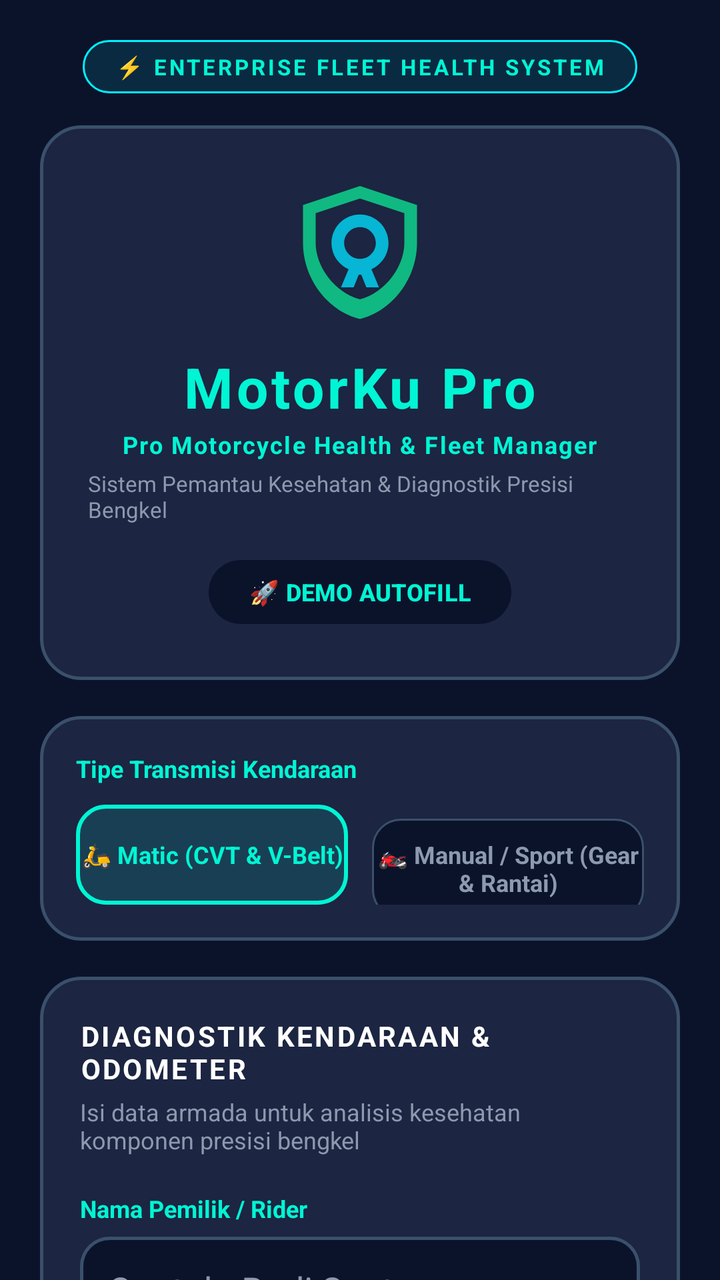
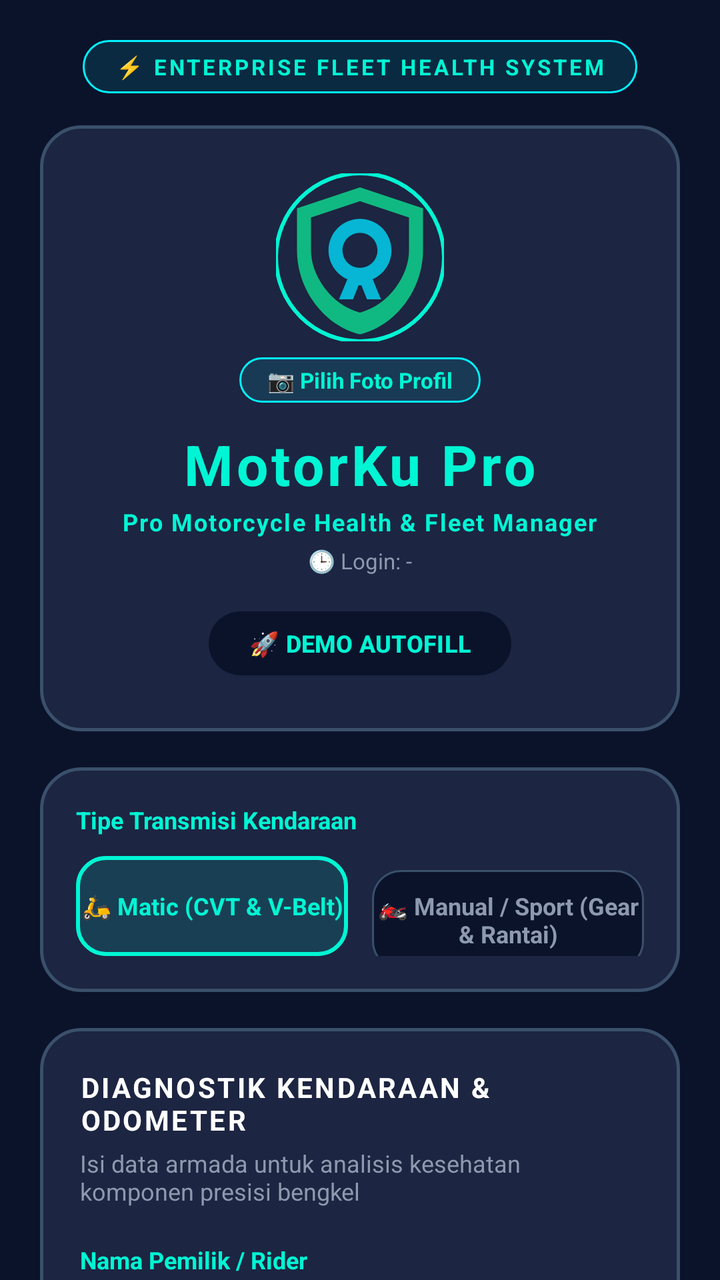

An Android layout rendered at two revisions. The XML below is the earlier revision; the diff shows what the commit changed to produce the second picture.
<!-- AndroidManifest.xml: application theme Theme.LifecycleDemo -->
<!-- res/layout/activity_main.xml -->
<?xml version="1.0" encoding="utf-8"?>
<ScrollView xmlns:android="http://schemas.android.com/apk/res/android"
    xmlns:app="http://schemas.android.com/apk/res-auto"
    android:layout_width="match_parent"
    android:layout_height="match_parent"
    android:background="@color/bg_main"
    android:fillViewport="true"
    android:overScrollMode="never"
    android:scrollbars="none">

    <LinearLayout
        android:layout_width="match_parent"
        android:layout_height="wrap_content"
        android:orientation="vertical"
        android:padding="20dp"
        android:paddingBottom="40dp"
        android:gravity="center_horizontal">

        
        <TextView
            android:layout_width="wrap_content"
            android:layout_height="wrap_content"
            android:text="@string/lbl_hud_tag"
            android:textColor="@color/accent_cyan"
            android:textSize="11sp"
            android:textStyle="bold"
            android:letterSpacing="0.12"
            android:background="@drawable/bg_pill_cyan"
            android:paddingHorizontal="16dp"
            android:paddingVertical="6dp"
            android:layout_marginBottom="16dp"/>

        
        <LinearLayout
            android:layout_width="match_parent"
            android:layout_height="wrap_content"
            android:orientation="vertical"
            android:background="@drawable/bg_hud_card"
            android:padding="24dp"
            android:gravity="center"
            android:layout_marginBottom="18dp">

            <ImageView
                android:layout_width="76dp"
                android:layout_height="76dp"
                android:src="@drawable/ic_motorku_logo"
                android:contentDescription="@string/cd_logo"
                android:layout_marginBottom="12dp"/>

            <TextView
                android:layout_width="wrap_content"
                android:layout_height="wrap_content"
                android:text="@string/app_name"
                android:textColor="@color/accent_cyan"
                android:textSize="28sp"
                android:textStyle="bold"
                android:letterSpacing="0.06"
                android:layout_marginBottom="2dp"/>

            <TextView
                android:layout_width="wrap_content"
                android:layout_height="wrap_content"
                android:text="@string/app_tagline"
                android:textColor="@color/accent_cyan"
                android:textSize="12sp"
                android:textStyle="bold"
                android:letterSpacing="0.06"
                android:layout_marginBottom="4dp"/>

            <TextView
                android:layout_width="wrap_content"
                android:layout_height="wrap_content"
                android:text="@string/app_subtitle"
                android:textColor="@color/text_muted"
                android:textSize="11sp"
                android:layout_marginBottom="14dp"/>

            
            <Button
                android:id="@+id/btnDemo"
                android:layout_width="wrap_content"
                android:layout_height="40dp"
                android:text="@string/btn_demo"
                android:textColor="@color/accent_cyan"
                android:textSize="12sp"
                android:textStyle="bold"
                app:backgroundTint="@color/input_bg"
                android:paddingHorizontal="20dp"/>
        </LinearLayout>

        
        <LinearLayout
            android:layout_width="match_parent"
            android:layout_height="wrap_content"
            android:orientation="vertical"
            android:background="@drawable/bg_hud_card"
            android:padding="18dp"
            android:layout_marginBottom="18dp">

            <TextView
                android:layout_width="wrap_content"
                android:layout_height="wrap_content"
                android:text="@string/lbl_transmisi"
                android:textColor="@color/accent_cyan"
                android:textSize="12sp"
                android:textStyle="bold"
                android:layout_marginBottom="10dp"/>

            <LinearLayout
                android:layout_width="match_parent"
                android:layout_height="wrap_content"
                android:orientation="horizontal">

                <TextView
                    android:id="@+id/btnTypeMatic"
                    android:layout_width="0dp"
                    android:layout_height="50dp"
                    android:layout_weight="1"
                    android:layout_marginEnd="6dp"
                    android:background="@drawable/bg_chip_selected"
                    android:gravity="center"
                    android:text="@string/type_matic"
                    android:textColor="@color/accent_cyan"
                    android:textSize="12sp"
                    android:textStyle="bold"
                    android:clickable="true"
                    android:focusable="true"/>

                <TextView
                    android:id="@+id/btnTypeManual"
                    android:layout_width="0dp"
                    android:layout_height="50dp"
                    android:layout_weight="1"
                    android:layout_marginStart="6dp"
                    android:background="@drawable/bg_chip_unselected"
                    android:gravity="center"
                    android:text="@string/type_manual"
                    android:textColor="@color/text_muted"
                    android:textSize="12sp"
                    android:textStyle="bold"
                    android:clickable="true"
                    android:focusable="true"/>
            </LinearLayout>
        </LinearLayout>

        
        <LinearLayout
            android:layout_width="match_parent"
            android:layout_height="wrap_content"
            android:orientation="vertical"
            android:background="@drawable/bg_hud_card"
            android:padding="20dp"
            android:layout_marginBottom="24dp">

            <TextView
                android:layout_width="wrap_content"
                android:layout_height="wrap_content"
                android:text="@string/form_title"
                android:textColor="@color/text_bright"
                android:textSize="14sp"
                android:textStyle="bold"
                android:letterSpacing="0.08"
                android:layout_marginBottom="4dp"/>

            <TextView
                android:layout_width="wrap_content"
                android:layout_height="wrap_content"
                android:text="@string/form_subtitle"
                android:textColor="@color/text_muted"
                android:textSize="12sp"
                android:layout_marginBottom="18dp"/>

            
            <TextView
                android:layout_width="wrap_content"
                android:layout_height="wrap_content"
                android:text="@string/lbl_nama"
                android:textColor="@color/accent_cyan"
                android:textSize="12sp"
                android:textStyle="bold"
                android:layout_marginBottom="6dp"/>

            <EditText
                android:id="@+id/etNamaPemilik"
                android:layout_width="match_parent"
                android:layout_height="wrap_content"
                android:hint="@string/hint_nama"
                android:textColorHint="@color/text_muted"
                android:textColor="@color/text_bright"
                android:inputType="textPersonName"
                android:autofillHints="name"
                android:padding="14dp"
                android:background="@drawable/bg_input_hud"
                android:layout_marginBottom="14dp"/>

            
            <TextView
                android:layout_width="wrap_content"
                android:layout_height="wrap_content"
                android:text="@string/lbl_email"
                android:textColor="@color/accent_cyan"
                android:textSize="12sp"
                android:textStyle="bold"
                android:layout_marginBottom="6dp"/>

            <EditText
                android:id="@+id/etEmail"
                android:layout_width="match_parent"
                android:layout_height="wrap_content"
                android:hint="@string/hint_email"
                android:textColorHint="@color/text_muted"
                android:textColor="@color/text_bright"
                android:inputType="textEmailAddress"
                android:autofillHints="emailAddress"
                android:padding="14dp"
                android:background="@drawable/bg_input_hud"
                android:layout_marginBottom="14dp"/>

            
            <TextView
                android:layout_width="wrap_content"
                android:layout_height="wrap_content"
                android:text="@string/lbl_tahun_motor"
                android:textColor="@color/accent_cyan"
                android:textSize="12sp"
                android:textStyle="bold"
                android:layout_marginBottom="6dp"/>

            <EditText
                android:id="@+id/etTahunMotor"
                android:layout_width="match_parent"
                android:layout_height="wrap_content"
                android:hint="@string/hint_tahun_motor"
                android:textColorHint="@color/text_muted"
                android:textColor="@color/text_bright"
                android:inputType="number"
                android:padding="14dp"
                android:background="@drawable/bg_input_hud"
                android:layout_marginBottom="14dp"/>

            
            <TextView
                android:layout_width="wrap_content"
                android:layout_height="wrap_content"
                android:text="@string/lbl_odometer"
                android:textColor="@color/accent_cyan"
                android:textSize="12sp"
                android:textStyle="bold"
                android:layout_marginBottom="6dp"/>

            <EditText
                android:id="@+id/etOdometer"
                android:layout_width="match_parent"
                android:layout_height="wrap_content"
                android:hint="@string/hint_odometer"
                android:textColorHint="@color/text_muted"
                android:textColor="@color/text_bright"
                android:inputType="number"
                android:padding="14dp"
                android:background="@drawable/bg_input_hud"
                android:layout_marginBottom="14dp"/>

            
            <TextView
                android:layout_width="wrap_content"
                android:layout_height="wrap_content"
                android:text="@string/lbl_odo_oli"
                android:textColor="@color/accent_cyan"
                android:textSize="12sp"
                android:textStyle="bold"
                android:layout_marginBottom="6dp"/>

            <EditText
                android:id="@+id/etOdoOliTerakhir"
                android:layout_width="match_parent"
                android:layout_height="wrap_content"
                android:hint="@string/hint_odo_oli"
                android:textColorHint="@color/text_muted"
                android:textColor="@color/text_bright"
                android:inputType="number"
                android:padding="14dp"
                android:background="@drawable/bg_input_hud"
                android:layout_marginBottom="24dp"/>

            
            <LinearLayout
                android:layout_width="match_parent"
                android:layout_height="wrap_content"
                android:orientation="horizontal">

                <Button
                    android:id="@+id/btnReset"
                    android:layout_width="0dp"
                    android:layout_height="54dp"
                    android:layout_weight="1"
                    android:layout_marginEnd="8dp"
                    android:text="@string/btn_reset"
                    android:textColor="@color/text_bright"
                    app:backgroundTint="@color/accent_rose"/>

                <Button
                    android:id="@+id/btnDiagnosa"
                    android:layout_width="0dp"
                    android:layout_height="54dp"
                    android:layout_weight="2"
                    android:layout_marginStart="8dp"
                    android:text="@string/btn_diagnosa"
                    android:textColor="@color/bg_main"
                    android:textStyle="bold"
                    app:backgroundTint="@color/accent_cyan"/>
            </LinearLayout>

        </LinearLayout>
    </LinearLayout>
</ScrollView>
<!-- resources referenced by this layout -->
<resources>
  <color name="accent_cyan">#00F5D4</color>
  <color name="accent_rose">#FF0054</color>
  <color name="bg_main">#0B132B</color>
  <color name="input_bg">#0B132B</color>
  <color name="text_bright">#FFFFFF</color>
  <color name="text_muted">#8D99AE</color>
  <!-- drawable bg_chip_unselected (drawable) -->
  <?xml version="1.0" encoding="utf-8"?>
  <shape xmlns:android="http://schemas.android.com/apk/res/android"
      android:shape="rectangle">
      <solid android:color="#0B132B" />
      <corners android:radius="14dp" />
      <stroke android:width="1dp" android:color="#3A506B" />
  </shape>
  <!-- drawable bg_hud_card (drawable) -->
  <?xml version="1.0" encoding="utf-8"?>
  <shape xmlns:android="http://schemas.android.com/apk/res/android"
      android:shape="rectangle">
      <solid android:color="#1C2541" />
      <corners android:radius="20dp" />
      <stroke android:width="1.5dp" android:color="#3A506B" />
  </shape>
  <!-- drawable bg_input_hud (drawable) -->
  <?xml version="1.0" encoding="utf-8"?>
  <shape xmlns:android="http://schemas.android.com/apk/res/android"
      android:shape="rectangle">
      <solid android:color="#0B132B" />
      <corners android:radius="14dp" />
      <stroke android:width="1.5dp" android:color="#3A506B" />
  </shape>
  <!-- drawable bg_pill_cyan (drawable) -->
  <?xml version="1.0" encoding="utf-8"?>
  <shape xmlns:android="http://schemas.android.com/apk/res/android"
      android:shape="rectangle">
      <solid android:color="#1A00F2FE" />
      <corners android:radius="50dp" />
      <stroke android:width="1dp" android:color="#00F2FE" />
  </shape>
  <string name="app_name">MotorKu Pro</string>
  <string name="app_subtitle">Sistem Pemantau Kesehatan &amp; Diagnostik Presisi Bengkel</string>
  <string name="app_tagline">Pro Motorcycle Health &amp; Fleet Manager</string>
  <string name="btn_demo">🚀 DEMO AUTOFILL</string>
  <string name="btn_diagnosa">⚡ ANALISIS KESEHATAN MOTOR</string>
  <string name="btn_reset">🔄 RESET</string>
  <string name="cd_logo">MotorKu Pro Logo</string>
  <string name="form_subtitle">Isi data armada untuk analisis kesehatan komponen presisi bengkel</string>
  <string name="form_title">DIAGNOSTIK KENDARAAN &amp; ODOMETER</string>
  <string name="hint_email">Contoh: budi@gmail.com</string>
  <string name="hint_nama">Contoh: Budi Santoso</string>
  <string name="hint_odo_oli">Contoh: 16800</string>
  <string name="hint_odometer">Contoh: 18500</string>
  <string name="hint_tahun_motor">Contoh: 2021</string>
  <string name="lbl_email">Alamat Email Pemilik</string>
  <string name="lbl_hud_tag">⚡ ENTERPRISE FLEET HEALTH SYSTEM</string>
  <string name="lbl_nama">Nama Pemilik / Rider</string>
  <string name="lbl_odo_oli">Odometer Terakhir Ganti Oli (KM)</string>
  <string name="lbl_odometer">Odometer Saat Ini (100 - 500.000 KM)</string>
  <string name="lbl_tahun_motor">Tahun Pembuatan Motor (2000 - Sekarang)</string>
  <string name="lbl_transmisi">Tipe Transmisi Kendaraan</string>
  <string name="type_manual">🏍️ Manual / Sport (Gear &amp; Rantai)</string>
  <string name="type_matic">🛵 Matic (CVT &amp; V-Belt)</string>
  <style name="Theme.LifecycleDemo" parent="Base.Theme.LifecycleDemo" />
  <style name="Base.Theme.LifecycleDemo" parent="Theme.Material3.DayNight.NoActionBar">
          
          
      </style>
  <!-- unchanged entries left out for length: 2 -->
</resources>

<!-- the commit's change to res/layout/activity_main.xml (unified diff, before → after) -->
@@ -40,12 +40,50 @@
             android:gravity="center"
             android:layout_marginBottom="18dp">
 
-            <ImageView
-                android:layout_width="76dp"
-                android:layout_height="76dp"
-                android:src="@drawable/ic_motorku_logo"
-                android:contentDescription="@string/cd_logo"
-                android:layout_marginBottom="12dp"/>
+            
+            <FrameLayout
+                android:layout_width="wrap_content"
+                android:layout_height="wrap_content"
+                android:layout_marginBottom="8dp">
+
+                <com.google.android.material.imageview.ShapeableImageView
+                    android:id="@+id/ivProfileAvatar"
+                    android:layout_width="84dp"
+                    android:layout_height="84dp"
+                    android:src="@drawable/ic_motorku_logo"
+                    android:scaleType="centerCrop"
+                    app:shapeAppearanceOverlay="@style/CircleImageView"
+                    app:strokeColor="@color/accent_cyan"
+                    app:strokeWidth="2dp"
+                    android:contentDescription="@string/cd_logo"/>
+
+                <TextView
+                    android:id="@+id/tvAvatarInitialsMain"
+                    android:layout_width="84dp"
+                    android:layout_height="84dp"
+                    android:background="@drawable/bg_circle_avatar"
+                    android:gravity="center"
+                    android:text="MK"
+                    android:textColor="@color/bg_main"
+                    android:textSize="28sp"
+                    android:textStyle="bold"
+                    android:visibility="gone"/>
+            </FrameLayout>
+
+            <TextView
+                android:id="@+id/btnPickAvatar"
+                android:layout_width="wrap_content"
+                android:layout_height="wrap_content"
+                android:text="@string/lbl_ganti_foto"
+                android:textColor="@color/accent_cyan"
+                android:textSize="11sp"
+                android:textStyle="bold"
+                android:background="@drawable/bg_pill_cyan"
+                android:paddingHorizontal="14dp"
+                android:paddingVertical="4dp"
+                android:layout_marginBottom="12dp"
+                android:clickable="true"
+                android:focusable="true"/>
 
             <TextView
                 android:layout_width="wrap_content"
@@ -67,10 +105,12 @@
                 android:letterSpacing="0.06"
                 android:layout_marginBottom="4dp"/>
 
-            <TextView
-                android:layout_width="wrap_content"
-                android:layout_height="wrap_content"
-                android:text="@string/app_subtitle"
+            
+            <TextView
+                android:id="@+id/tvWaktuLogin"
+                android:layout_width="wrap_content"
+                android:layout_height="wrap_content"
+                android:text="🕒 Login: -"
                 android:textColor="@color/text_muted"
                 android:textSize="11sp"
                 android:layout_marginBottom="14dp"/>
@@ -311,5 +351,44 @@
             </LinearLayout>
 
         </LinearLayout>
+
+        
+        <LinearLayout
+            android:layout_width="match_parent"
+            android:layout_height="wrap_content"
+            android:orientation="vertical"
+            android:background="@drawable/bg_hud_card"
+            android:padding="18dp"
+            android:layout_marginBottom="24dp">
+
+            <TextView
+                android:layout_width="wrap_content"
+                android:layout_height="wrap_content"
+                android:text="@string/lbl_status_storage"
+                android:textColor="@color/accent_cyan"
+                android:textSize="12sp"
+                android:textStyle="bold"
+                android:layout_marginBottom="8dp"/>
+
+            <TextView
+                android:id="@+id/tvStatusTersimpan"
+                android:layout_width="match_parent"
+                android:layout_height="wrap_content"
+                android:text="@string/status_no_data"
+                android:textColor="@color/text_muted"
+                android:textSize="12sp"
+                android:lineSpacingExtra="3dp"
+                android:layout_marginBottom="14dp"/>
+
+            <Button
+                android:id="@+id/btnHapusSimpan"
+                android:layout_width="match_parent"
+                android:layout_height="48dp"
+                android:text="@string/btn_hapus_simpan"
+                android:textColor="@color/text_bright"
+                android:textSize="12sp"
+                android:textStyle="bold"
+                app:backgroundTint="@color/accent_rose"/>
+        </LinearLayout>
     </LinearLayout>
 </ScrollView>
<!-- resource entries referenced after the edit -->
@@ -13,6 +13,13 @@
       <solid android:color="#0B132B" />
       <corners android:radius="14dp" />
       <stroke android:width="1dp" android:color="#3A506B" />
+  </shape>
+  <!-- drawable bg_circle_avatar (drawable) -->
+  <?xml version="1.0" encoding="utf-8"?>
+  <shape xmlns:android="http://schemas.android.com/apk/res/android"
+      android:shape="oval">
+      <solid android:color="#06B6D4" />
+      <stroke android:width="3dp" android:color="#10B981" />
   </shape>
   <!-- drawable bg_hud_card (drawable) -->
   <?xml version="1.0" encoding="utf-8"?>
@@ -39,10 +46,10 @@
       <stroke android:width="1dp" android:color="#00F2FE" />
   </shape>
   <string name="app_name">MotorKu Pro</string>
-  <string name="app_subtitle">Sistem Pemantau Kesehatan &amp; Diagnostik Presisi Bengkel</string>
   <string name="app_tagline">Pro Motorcycle Health &amp; Fleet Manager</string>
   <string name="btn_demo">🚀 DEMO AUTOFILL</string>
   <string name="btn_diagnosa">⚡ ANALISIS KESEHATAN MOTOR</string>
+  <string name="btn_hapus_simpan">🗑️ HAPUS DATA TERSIMPAN</string>
   <string name="btn_reset">🔄 RESET</string>
   <string name="cd_logo">MotorKu Pro Logo</string>
   <string name="form_subtitle">Isi data armada untuk analisis kesehatan komponen presisi bengkel</string>
@@ -53,14 +60,20 @@
   <string name="hint_odometer">Contoh: 18500</string>
   <string name="hint_tahun_motor">Contoh: 2021</string>
   <string name="lbl_email">Alamat Email Pemilik</string>
+  <string name="lbl_ganti_foto">📷 Pilih Foto Profil</string>
   <string name="lbl_hud_tag">⚡ ENTERPRISE FLEET HEALTH SYSTEM</string>
   <string name="lbl_nama">Nama Pemilik / Rider</string>
   <string name="lbl_odo_oli">Odometer Terakhir Ganti Oli (KM)</string>
   <string name="lbl_odometer">Odometer Saat Ini (100 - 500.000 KM)</string>
+  <string name="lbl_status_storage">💾 PENYIMPANAN LOKAL (SHAREDPREFERENCES)</string>
   <string name="lbl_tahun_motor">Tahun Pembuatan Motor (2000 - Sekarang)</string>
   <string name="lbl_transmisi">Tipe Transmisi Kendaraan</string>
+  <string name="status_no_data">Belum ada data profil tersimpan. Silakan isi form &amp; jalankan analisis.</string>
   <string name="type_manual">🏍️ Manual / Sport (Gear &amp; Rantai)</string>
   <string name="type_matic">🛵 Matic (CVT &amp; V-Belt)</string>
+  <style name="CircleImageView">
+          <item name="cornerSize">50%</item>
+      </style>
   <style name="Theme.LifecycleDemo" parent="Base.Theme.LifecycleDemo" />
   <style name="Base.Theme.LifecycleDemo" parent="Theme.Material3.DayNight.NoActionBar">
           
